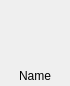
neelmewada/CrystalEngine, file Editor/Source/CrystalEditor/Private/Editor/CrystalEditor/AssetsView/AssetViewItem.ui: the form before one commit.
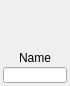
The form after the commit. Custom widgets are drawn as their Qt base class.

Commit message: asset ui/ux wip

```diff
--- a/Editor/Source/CrystalEditor/Private/Editor/CrystalEditor/AssetsView/AssetViewItem.ui
+++ b/Editor/Source/CrystalEditor/Private/Editor/CrystalEditor/AssetsView/AssetViewItem.ui
@@ -99,8 +99,36 @@
      </property>
     </widget>
    </item>
+   <item>
+    <widget class="CE::Editor::Qt::ExLineEdit" name="renameInput">
+     <property name="maximumSize">
+      <size>
+       <width>64</width>
+       <height>16</height>
+      </size>
+     </property>
+     <property name="font">
+      <font>
+       <pointsize>8</pointsize>
+      </font>
+     </property>
+     <property name="text">
+      <string/>
+     </property>
+     <property name="alignment">
+      <set>Qt::AlignCenter</set>
+     </property>
+    </widget>
+   </item>
   </layout>
  </widget>
+ <customwidgets>
+  <customwidget>
+   <class>CE::Editor::Qt::ExLineEdit</class>
+   <extends>QLineEdit</extends>
+   <header location="global">QtComponents/Widgets/ExLineEdit.h</header>
+  </customwidget>
+ </customwidgets>
  <resources/>
  <connections/>
 </ui>
```
Left out of the diff: 3 changed lines with no effect on the pictures. The commit also changes 11 other files.
